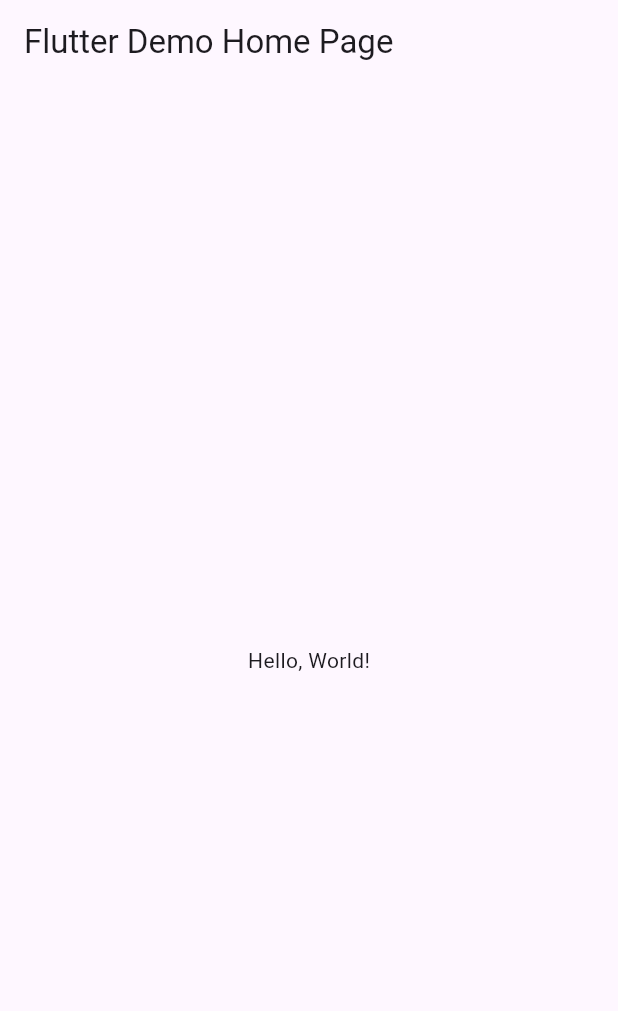
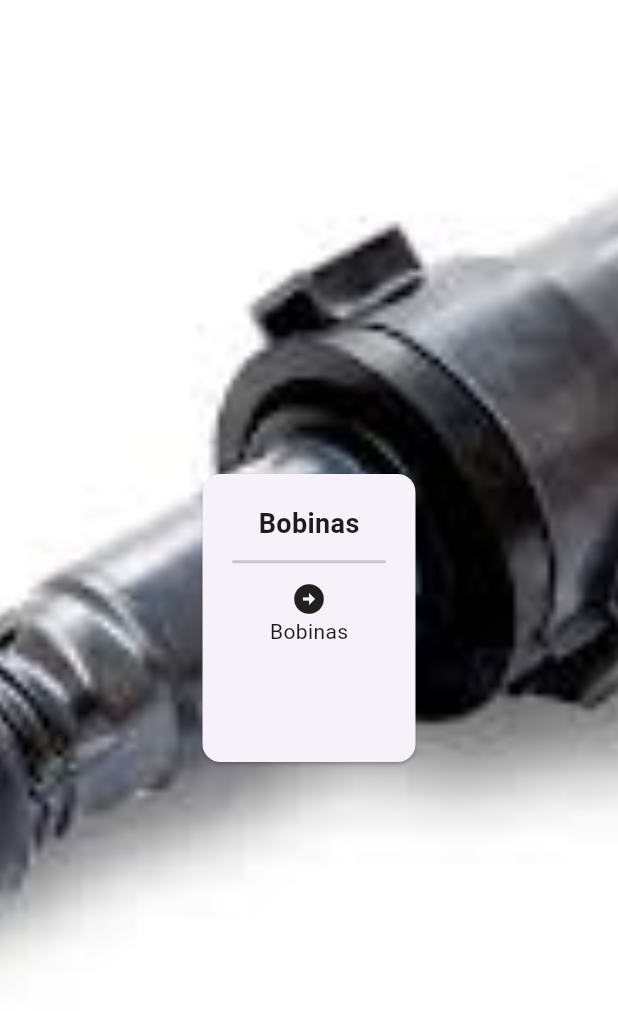
Before and after one commit to JorgeMeza123/Act-6-UII, a Flutter app: the screen it shows after launch, on a phone screen of 412 x 824 dp. Shown: the top 1011 px of the screen. Run offline on Flutter 3.47's test engine with Material 3 defaults, Android fonts, the phone set to English and light mode, and no system bars.

```diff
--- a/lib/main.dart
+++ b/lib/main.dart
@@ -1,23 +1,16 @@
 import 'package:flutter/material.dart';
 
-void main() => runApp(MyApp());
+void main() => runApp(const MyApp());
 
 class MyApp extends StatelessWidget {
   const MyApp({super.key});
-  // This widget is the root of your application.
+
   @override
   Widget build(BuildContext context) {
-    return MaterialApp(
-      // Application name
-      title: 'Flutter Hello World',
-      // Application theme data, you can set the colors for the application as
-      // you want
-      theme: ThemeData(
-        // useMaterial3: false,
-        primarySwatch: Colors.blue,
-      ),
-      // A widget which will be started on application startup
-      home: MyHomePage(title: 'Flutter Demo Home Page'),
+    return const MaterialApp(
+      title: 'Refaccionaria',
+      home: MyHomePage(title: 'Refaccionaria'),
+      debugShowCheckedModeBanner: false,
     );
   }
 }
@@ -29,14 +22,177 @@ class MyHomePage extends StatelessWidget {
   @override
   Widget build(BuildContext context) {
     return Scaffold(
-      appBar: AppBar(
-        // The title text which will be shown on the action bar
-        title: Text(title),
-      ),
-      body: Center(
-        child: Text(
-          'Hello, World!',
-        ),
+      body: PageView(
+        children: [
+          //primera pagina
+          Stack(
+            children: [
+              SizedBox(
+                height: MediaQuery.of(context).size.height,
+                width: MediaQuery.of(context).size.width,
+                child: Image.asset(
+                  'assets/images/bobinas.jpg',
+                  fit: BoxFit.cover,
+                ),
+              ),
+              const Center(
+                child: SizedBox(
+                  width: 150,
+                  height: 200,
+                  child: Card(
+                    child: Padding(
+                      padding: EdgeInsets.all(20),
+                      child: Column(
+                        children: [
+                          Text(
+                            "Bobinas",
+                            style: TextStyle(
+                              fontSize: 18,
+                              fontWeight: FontWeight.w600,
+                            ),
+                          ),
+                          Divider(
+                            thickness: 2,
+                            height: 25,
+                          ),
+                          Icon(Icons.arrow_circle_right),
+                          Text('Bobinas'),
+                        ],
+                      ),
+                    ),
+                  ),
+                ),
+              )
+            ],
+          ),
+          //Segunda pagina
+          Stack(
+            children: [
+              SizedBox(
+                height: MediaQuery.of(context).size.height,
+                width: MediaQuery.of(context).size.width,
+                child: Image.asset(
+                  'assets/images/bomba-gasolina.jpg',
+                  fit: BoxFit.cover,
+                ),
+              ),
+              const Center(
+                child: SizedBox(
+                  width: 150,
+                  height: 200,
+                  child: Card(
+                    child: Padding(
+                      padding: EdgeInsets.all(20),
+                      child: Column(
+                        children: [
+                          Text(
+                            'Bomba Gasolina',
+                            style: TextStyle(
+                              fontSize: 18,
+                              fontWeight: FontWeight.w600,
+                            ),
+                          ),
+                          Divider(
+                            thickness: 2,
+                            height: 25,
+                          ),
+                          Icon(Icons.drive_eta),
+                          Text(
+                            'Bomba Gasolina',
+                          ),
+                        ],
+                      ),
+                    ),
+                  ),
+                ),
+              ),
+            ],
+          ),
+          //Tercera pagina
+          Stack(
+            children: [
+              SizedBox(
+                height: MediaQuery.of(context).size.height,
+                width: MediaQuery.of(context).size.width,
+                child: Image.asset(
+                  'assets/images/escape.jpg',
+                  fit: BoxFit.cover,
+                ),
+              ),
+              const Center(
+                child: SizedBox(
+                  width: 150,
+                  height: 200,
+                  child: Card(
+                    child: Padding(
+                      padding: EdgeInsets.all(20),
+                      child: Column(
+                        children: [
+                          Text(
+                            'Escape',
+                            style: TextStyle(
+                              fontSize: 18,
+                              fontWeight: FontWeight.w600,
+                            ),
+                          ),
+                          Divider(
+                            thickness: 2,
+                            height: 25,
+                          ),
+                          Text(
+                            'Escape',
+                          ),
+                        ],
+                      ),
+                    ),
+                  ),
+                ),
+              )
+            ],
+          ),
+          //Cuarta pagina
+          Stack(
+            children: [
+              SizedBox(
+                height: MediaQuery.of(context).size.height,
+                width: MediaQuery.of(context).size.width,
+                child: Image.asset(
+                  'assets/images/filtro-aire.jpg',
+                  fit: BoxFit.cover,
+                ),
+              ),
+              const Center(
+                child: SizedBox(
+                  width: 150,
+                  height: 200,
+                  child: Card(
+                    child: Padding(
+                      padding: EdgeInsets.all(20),
+                      child: Column(
+                        children: [
+                          Text(
+                            'Filtro de aire',
+                            style: TextStyle(
+                              fontSize: 18,
+                              fontWeight: FontWeight.w600,
+                            ),
+                          ),
+                          Divider(
+                            thickness: 2,
+                            height: 25,
+                          ),
+                          Text(
+                            'Filtro de aire',
+                          ),
+                        ],
+                      ),
+                    ),
+                  ),
+                ),
+              )
+            ],
+          ),
+        ],
       ),
     );
   }
--- a/pubspec.yaml
+++ b/pubspec.yaml
@@ -17,9 +17,8 @@ dev_dependencies:
 
 flutter:
   uses-material-design: true
-  # assets:
-  #  - images/a_dot_burr.jpeg
-  #  - images/a_dot_ham.jpeg
+  assets:
+   - assets/images/
   # fonts:
   #   - family: Schyler
   #     fonts:
```
Also changed, not shown: assets/images/bobinas.jpg (added), assets/images/bomba-gasolina.jpg (added), assets/images/escape.jpg (added), assets/images/filtro-aire.jpg (added).
